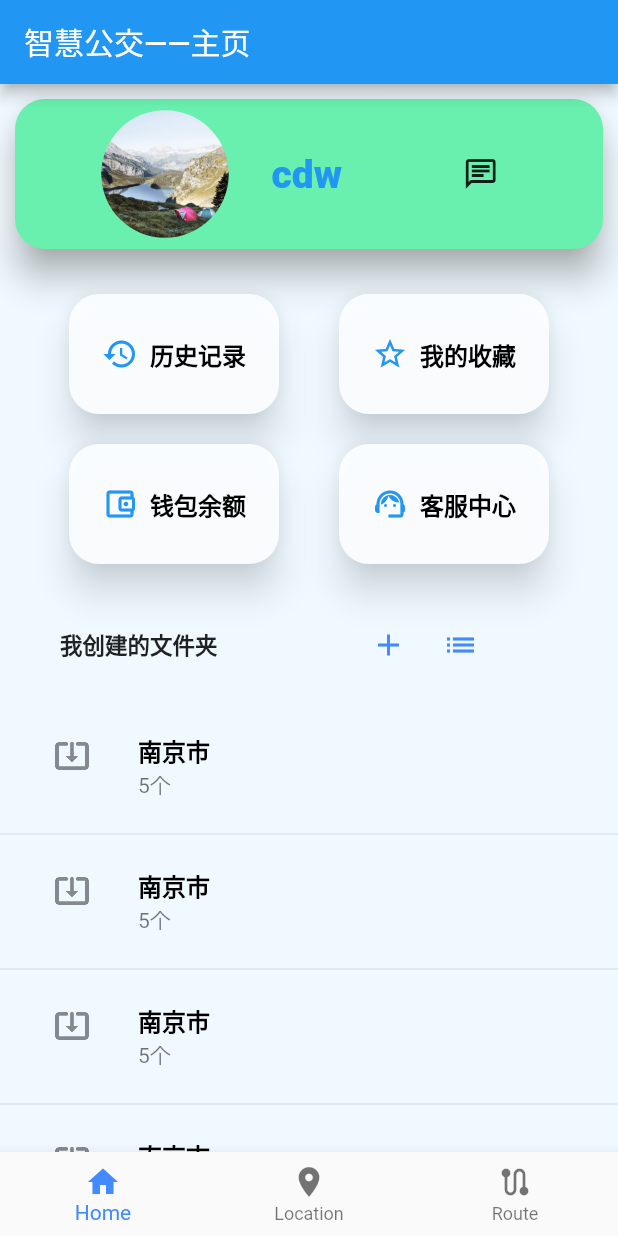
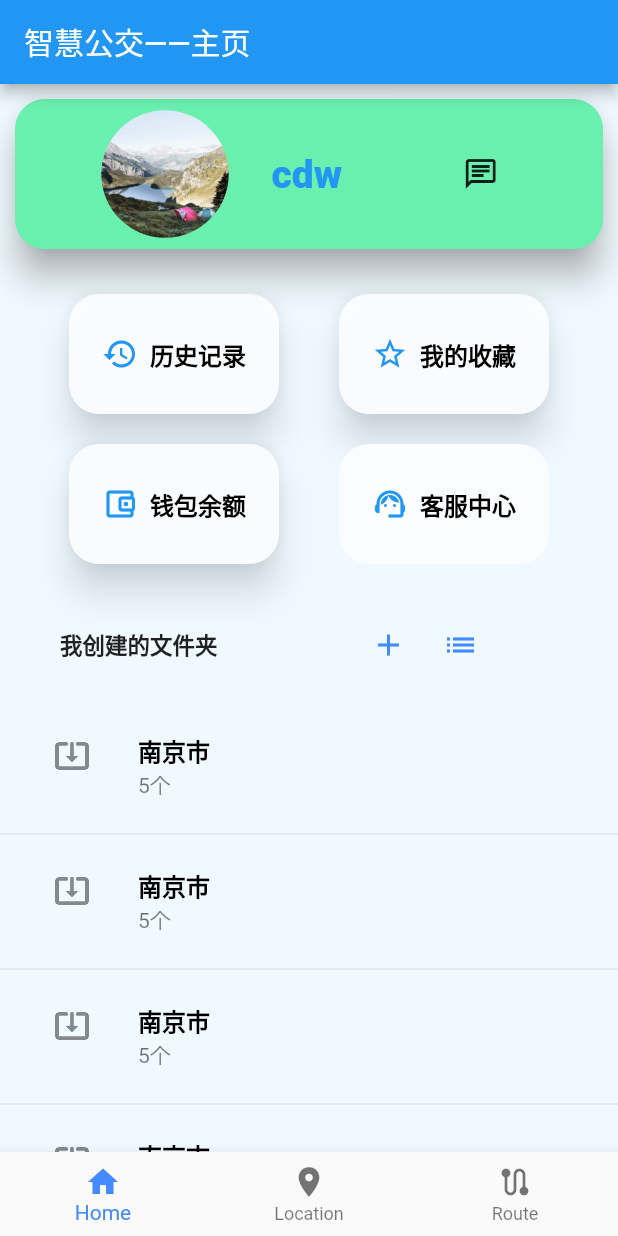
Before and after one commit to SodaPlusIce/srtp-jks-app, a Flutter app: the screen it shows after launch, on a phone screen of 412 x 824 dp. Run offline on Flutter 3.47's test engine with Material 2 defaults, Android fonts, the phone set to English and light mode, and no system bars; our stand-ins replace dio, flutter_speed_dial, get, getwidget, permission_handler; missing offline and left inert: amap_flutter_base, amap_flutter_location, amap_flutter_map, flutter_cupertino_datetime_picker; key blocks and very long unbroken strings in the code were emptied for the run.

Commit message:
修改部分颜色内容

```diff
--- a/lib/pages/center.dart
+++ b/lib/pages/center.dart
@@ -203,7 +203,7 @@ class _CenterPageState extends State<CenterPage> {
                   margin: const EdgeInsets.all(10),
                   color: const Color.fromARGB(250, 250, 252, 254),
                   elevation: 10,
-                  shadowColor: const Color.fromARGB(250, 231, 241, 251),
+                  shadowColor: const Color.fromARGB(6, 231, 241, 251),
                   child: Container(
                       margin: const EdgeInsets.all(10),
                       child: TextButton.icon(
```
Also changed, not shown: lib/pages/map.dart (+5 -4 lines), 1 other file.
